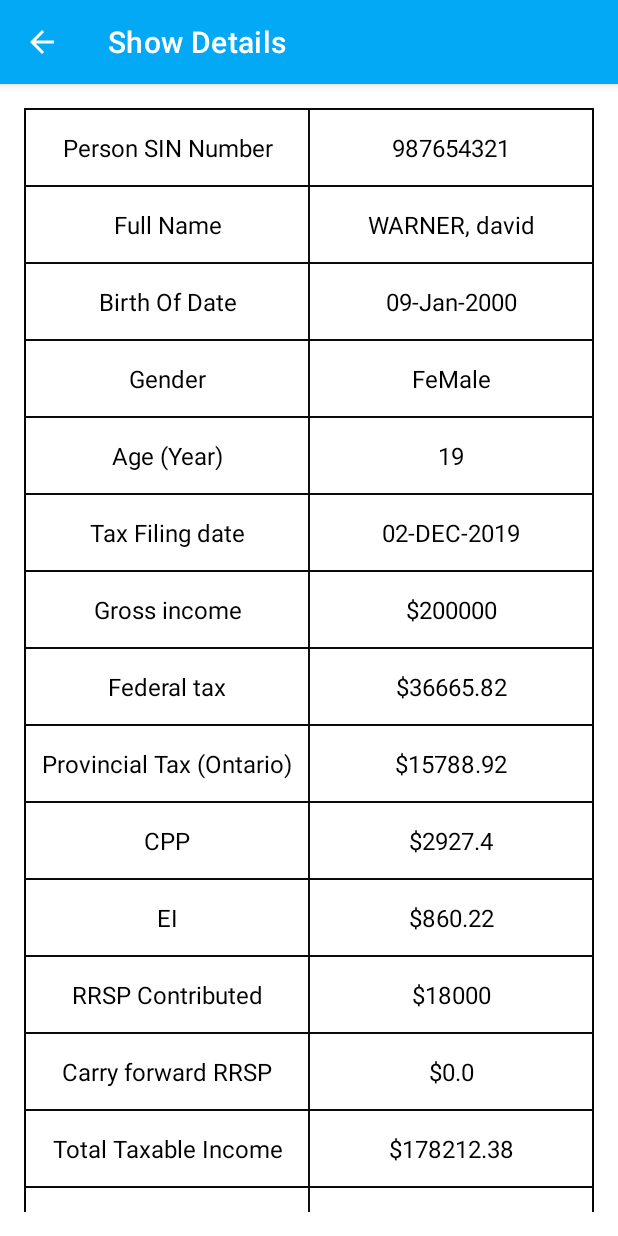
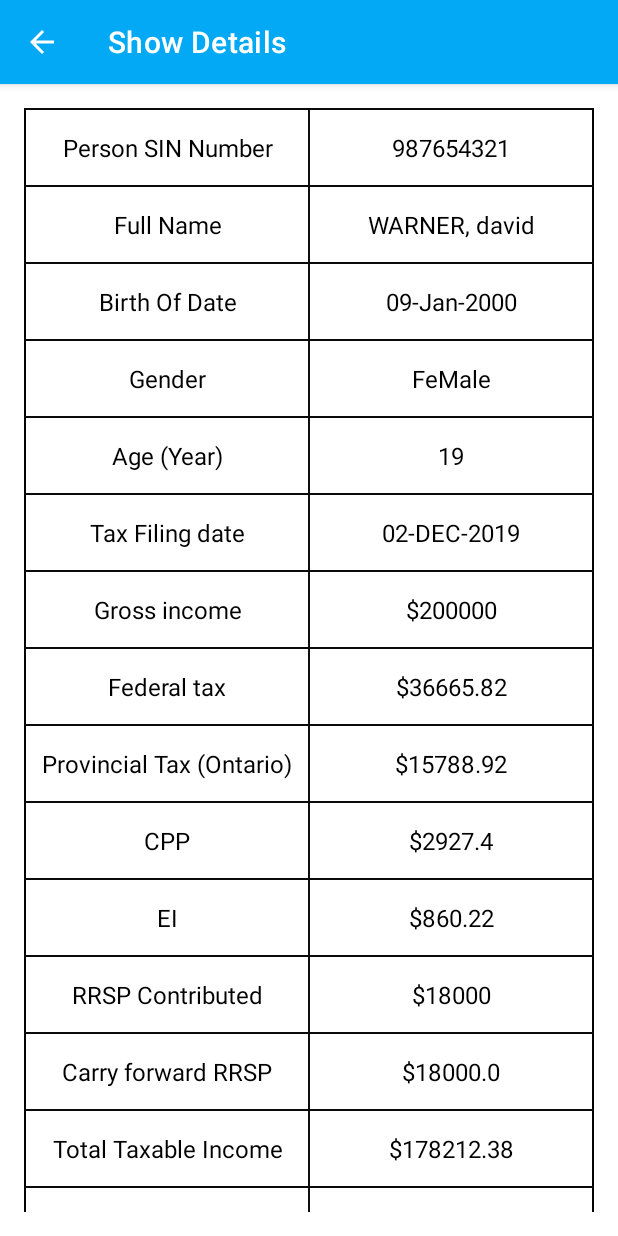
Before and after one commit to RamaniOS/C0761706_F2019_MAD3125_MidTerm, an Android app: the screen it shows after launch (ShowDetailActivity), after a tap on an icon or button, on a phone screen of 412 x 824 dp. Run offline under Robolectric (Android 15) with nearby library versions, the phone set to English and light mode, and no system bars; Roboto replaces fonts that are not available here.

Commit message:
Fixed issues.

```diff
--- a/app/src/main/java/com/example/c0761706_f2019_mad3125_midterm/Adapter/DetailAdapter.java
+++ b/app/src/main/java/com/example/c0761706_f2019_mad3125_midterm/Adapter/DetailAdapter.java
@@ -1,5 +1,6 @@
 package com.example.c0761706_f2019_mad3125_midterm.Adapter;
 
+import android.app.Notification;
 import android.graphics.Color;
 import android.util.Log;
 import android.view.LayoutInflater;
@@ -40,12 +41,9 @@ public class DetailAdapter extends RecyclerView.Adapter<DetailAdapter.DetailView
         if ((detail.getValue() == null) && detail.getValue().trim().length() == 0) return;
         holder.txtKey.setText(detail.getKey());
         holder.txtValue.setText(detail.getValue());
-        Log.d("Model", detail.getKey());
         if (detail.getKey().toLowerCase().equalsIgnoreCase("Carry forward RRSP")) {
-            Log.d("Inside", "If");
             double value = Double.parseDouble(detail.getValue().replace("$", ""));
             if (value < 0) {
-                Log.d("Inside", "another if");
                 holder.txtValue.setTextColor(Color.RED);
             } else {
                 holder.txtValue.setTextColor(Color.BLACK);
--- a/app/src/main/java/com/example/c0761706_f2019_mad3125_midterm/Models/CRACustomer.java
+++ b/app/src/main/java/com/example/c0761706_f2019_mad3125_midterm/Models/CRACustomer.java
@@ -17,8 +17,6 @@ public class CRACustomer {
     private String gender;
     private String grossIncome;
     private String rrspConrtibuted;
-
-    private static final int MAX_RSSP = 18000;
 
     public CRACustomer(String sin, String fName, String lName, String dob, String gender, String grossIncome, String rrspConrtibuted) {
         this.sin = sin;
@@ -141,7 +139,7 @@ public class CRACustomer {
     public String getRemainingRSSP() {
         if (getRrspConrtibuted() == null) return "$0";
         double rrsp = Double.parseDouble(getRrspConrtibuted());
-        double remaining = MAX_RSSP - rrsp;
+        double remaining = getMaxRRSP() - rrsp;
         return "$" + remaining;
     }
 
@@ -149,8 +147,8 @@ public class CRACustomer {
         double cpp = Double.parseDouble(getCPP().replace("$", ""));
         double ei = Double.parseDouble(getEI().replace("$", ""));
         double contributed = Double.parseDouble(getRrspConrtibuted().replace("$", ""));
-        if (contributed > MAX_RSSP) {
-            contributed = MAX_RSSP;
+        if (contributed > getMaxRRSP()) {
+            contributed = getMaxRRSP();
         }
         double total = cpp + ei + contributed;
         double gross = Double.parseDouble(getGrossIncome());
@@ -172,4 +170,9 @@ public class CRACustomer {
         double fT = Double.parseDouble(getFedralTax().replace("$", ""));
         return "$" + (pT+fT);
     }
+
+    public double getMaxRRSP() {
+        double income = Double.parseDouble(grossIncome);
+        return (income * 18) / 100;
+    }
 }
--- a/app/src/main/res/values/styles.xml
+++ b/app/src/main/res/values/styles.xml
@@ -9,5 +9,6 @@
     </style>
     <style name="style_error_appearance" parent="@android:style/TextAppearance">
         <item name="android:textStyle">bold</item>
+        <item name="colorAccent">@color/design_default_color_error</item>
     </style>
 </resources>
```
